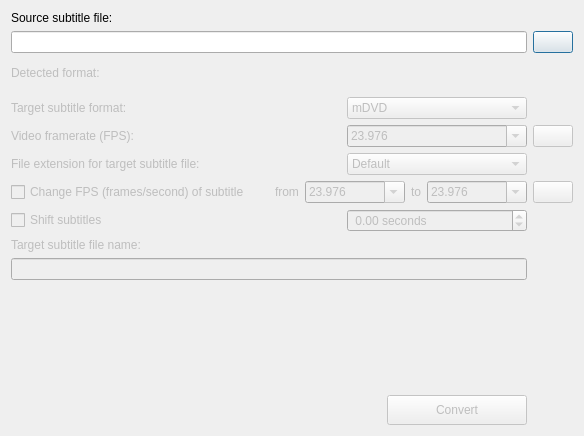
First picture: the form in gui/ui/frmconvert.ui, repository QNapi/qnapi, before the edit.
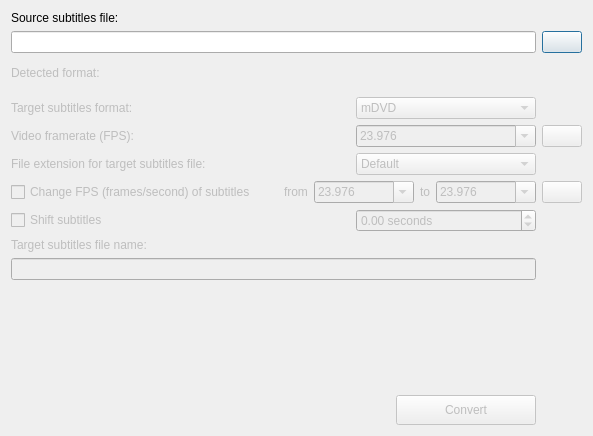
Second picture: the form after the edit. Icons and pictures are not drawn.

What changed in the file:
```diff
--- a/gui/ui/frmconvert.ui
+++ b/gui/ui/frmconvert.ui
@@ -6,7 +6,7 @@
    <rect>
     <x>0</x>
     <y>0</y>
-    <width>584</width>
+    <width>593</width>
     <height>436</height>
    </rect>
   </property>
@@ -21,7 +21,7 @@
    <item row="0" column="0">
     <widget class="QLabel" name="lbSrcSubFile">
      <property name="text">
-      <string>Source subtitle file:</string>
+      <string>Source subtitles file:</string>
      </property>
     </widget>
    </item>
@@ -106,7 +106,7 @@
         <bool>false</bool>
        </property>
        <property name="text">
-        <string>Target subtitle format:</string>
+        <string>Target subtitles format:</string>
        </property>
       </widget>
      </item>
@@ -278,7 +278,7 @@
         <bool>false</bool>
        </property>
        <property name="text">
-        <string>File extension for target subtitle file:</string>
+        <string>File extension for target subtitles file:</string>
        </property>
       </widget>
      </item>
@@ -344,7 +344,7 @@
         <bool>false</bool>
        </property>
        <property name="text">
-        <string>Change FPS (frames/second) of subtitle</string>
+        <string>Change FPS (frames/second) of subtitles</string>
        </property>
       </widget>
      </item>
@@ -564,7 +564,7 @@
         </size>
        </property>
        <property name="prefix">
-        <string> </string>
+        <string/>
        </property>
        <property name="suffix">
         <string> seconds</string>
@@ -585,7 +585,7 @@
       <bool>false</bool>
      </property>
      <property name="text">
-      <string>Target subtitle file name:</string>
+      <string>Target subtitles file name:</string>
      </property>
     </widget>
    </item>
```
